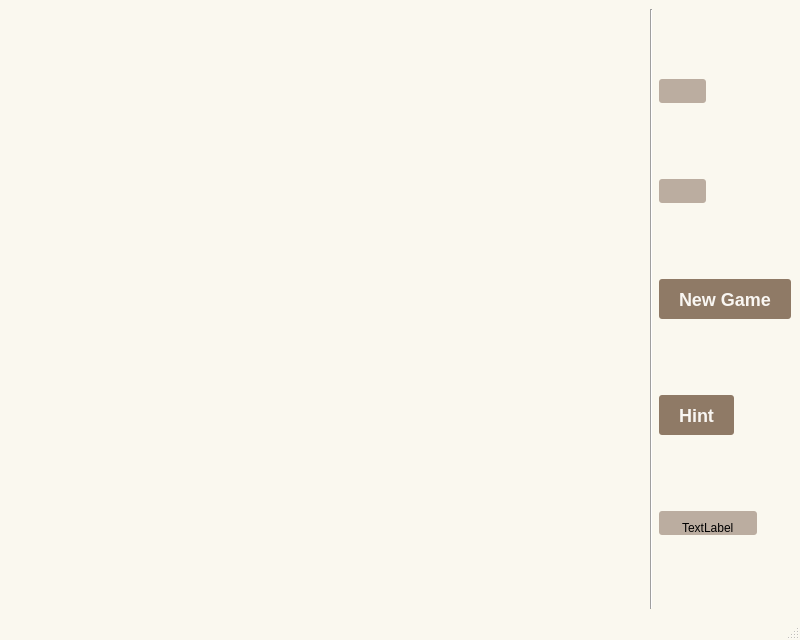
Qt form game2048.ui (w43322/q2048Klotski) before a commit.
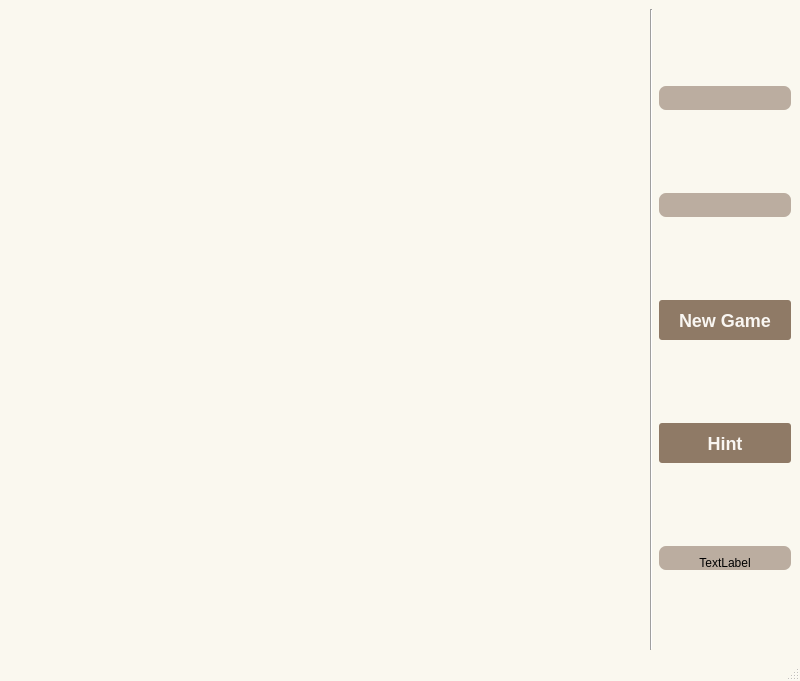
The same form after that commit.

```diff
--- a/game2048.ui
+++ b/game2048.ui
@@ -7,7 +7,7 @@
     <x>0</x>
     <y>0</y>
     <width>800</width>
-    <height>600</height>
+    <height>681</height>
    </rect>
   </property>
   <property name="windowTitle">
@@ -24,11 +24,11 @@
 background: #bbada0;
 }
 
-QLabel
+QLabel#labelBest, QLabel#labelHint, QLabel#labelScore
 {
     font-family: &quot;Menlo&quot;;
     background: #bbada0;
-    border-radius: 3px;
+    border-radius: 7px;
     padding-top: 10px;
     padding-left: 20px;
     padding-right: 20px;
@@ -116,7 +116,7 @@
       <item>
        <widget class="QLabel" name="labelScore">
         <property name="sizePolicy">
-         <sizepolicy hsizetype="Maximum" vsizetype="Fixed">
+         <sizepolicy hsizetype="Minimum" vsizetype="Fixed">
           <horstretch>0</horstretch>
           <verstretch>0</verstretch>
          </sizepolicy>
@@ -132,7 +132,7 @@
       <item>
        <widget class="QLabel" name="labelBest">
         <property name="sizePolicy">
-         <sizepolicy hsizetype="Maximum" vsizetype="Fixed">
+         <sizepolicy hsizetype="Minimum" vsizetype="Fixed">
           <horstretch>0</horstretch>
           <verstretch>0</verstretch>
          </sizepolicy>
@@ -140,12 +140,15 @@
         <property name="text">
          <string/>
         </property>
+        <property name="alignment">
+         <set>Qt::AlignCenter</set>
+        </property>
        </widget>
       </item>
       <item>
        <widget class="QPushButton" name="pushButton_2">
         <property name="sizePolicy">
-         <sizepolicy hsizetype="Maximum" vsizetype="Fixed">
+         <sizepolicy hsizetype="Minimum" vsizetype="Fixed">
           <horstretch>0</horstretch>
           <verstretch>0</verstretch>
          </sizepolicy>
@@ -158,7 +161,7 @@
       <item>
        <widget class="QPushButton" name="pushButton">
         <property name="sizePolicy">
-         <sizepolicy hsizetype="Maximum" vsizetype="Fixed">
+         <sizepolicy hsizetype="Minimum" vsizetype="Fixed">
           <horstretch>0</horstretch>
           <verstretch>0</verstretch>
          </sizepolicy>
@@ -171,7 +174,7 @@
       <item>
        <widget class="QLabel" name="labelHint">
         <property name="sizePolicy">
-         <sizepolicy hsizetype="Maximum" vsizetype="Fixed">
+         <sizepolicy hsizetype="Minimum" vsizetype="Fixed">
           <horstretch>0</horstretch>
           <verstretch>0</verstretch>
          </sizepolicy>
@@ -179,6 +182,9 @@
         <property name="text">
          <string>TextLabel</string>
         </property>
+        <property name="alignment">
+         <set>Qt::AlignCenter</set>
+        </property>
        </widget>
       </item>
      </layout>
```
Left out of the diff: 2 changed lines with no effect on the pictures.
